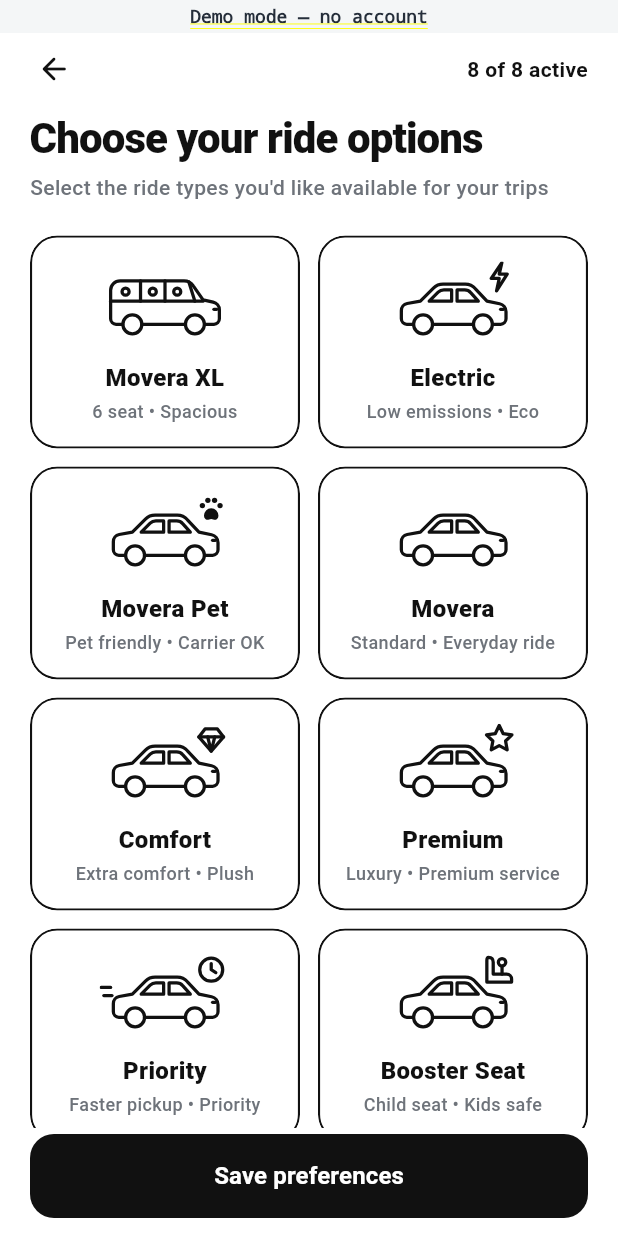
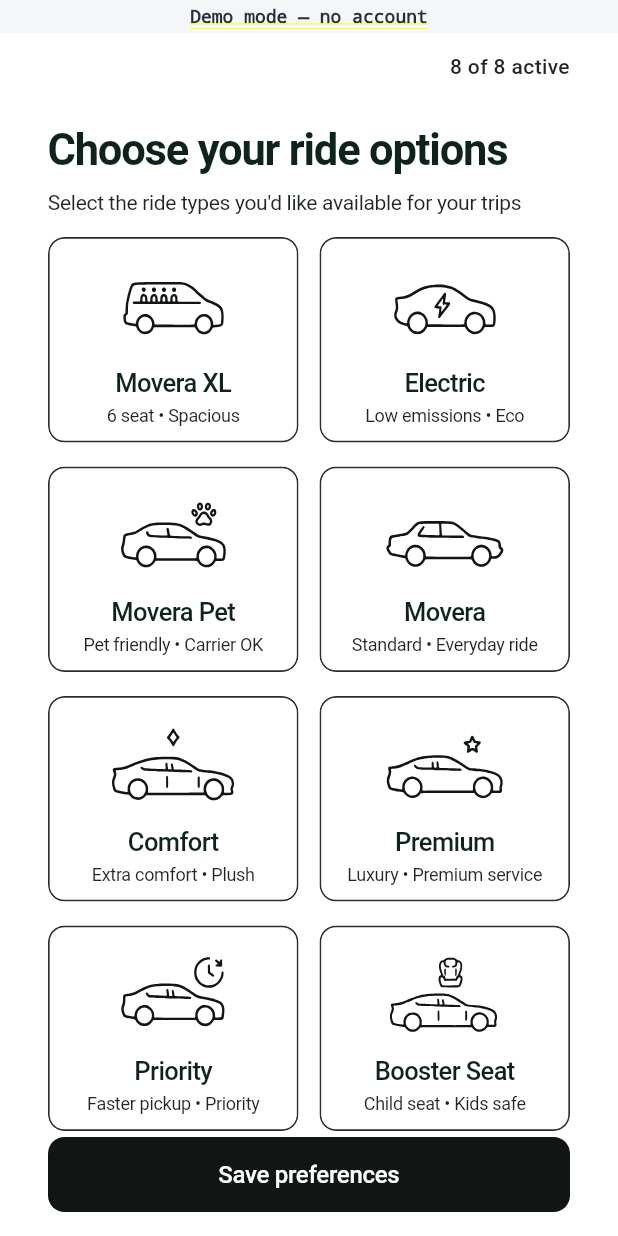
Before and after one commit to baccarisverige-ux/Movera-drider-, a Flutter app: the Preferences screen opened directly, on a phone screen of 412 x 824 dp. Run offline on Flutter 3.47's test engine with Material 3 defaults, Android fonts, the phone set to English and light mode, and no system bars; our stand-ins replace dotted_line, file_picker, flutter_rating_bar, flutter_screenutil, flutter_svg, geolocator and 7 more; missing offline and left inert: circle_progress_bar, country_pickers, mobkit_dashed_border, pointer_interceptor; accounts and stored records are empty; network calls fail.

Commit message:
Match the Ride preferences screen to the approved design
Icons are traced from the design image, and spacing, type sizes,
colours, card radius and button follow its measurements. The back
arrow is removed as in the design; system back and swipe-back still
close the screen.

Co-Authored-By: Claude Opus 5.5 <noreply@anthropic.com>
Claude-Session: https://claude.ai/code/session_01EKMMJ5CGCaxTcP2ZkW8tJH

```diff
--- a/lib/presentation/driver/preferences/preferences.dart
+++ b/lib/presentation/driver/preferences/preferences.dart
@@ -11,9 +11,13 @@ class Preferences extends StatefulWidget {
 }
 
 class _PreferencesState extends State<Preferences> {
-  static const Color _ink = Color(0xFF111111);
-  static const Color _muted = Color(0xFF6E737A);
-  static const Color _line = Color(0xFFE3E6EA);
+  // Measured from the approved ride options design.
+  static const Color _ink = Color(0xFF111614);
+  static const Color _heading = Color(0xFF0F221C);
+  static const Color _text = Color(0xFF1F2523);
+  static const Color _border = Color(0xFF2A302E);
+  static const Color _offInk = Color(0xFFB7BCBA);
+  static const Color _offBorder = Color(0xFFDDE1DF);
 
   // Stored order: the saved `selected` list is indexed by this list, so new
   // categories are only ever appended. [_displayOrder] controls the grid.
@@ -147,18 +151,18 @@ class _PreferencesState extends State<Preferences> {
   @override
   Widget build(BuildContext context) {
     final largeText = MediaQuery.textScalerOf(context).scale(14) > 20;
+    final side = MediaQuery.sizeOf(context).width >= 360 ? 32.0 : 18.0;
     return Scaffold(
       backgroundColor: Colors.white,
       body: SafeArea(
         child: largeText
             ? ListView(
-                padding: const EdgeInsets.symmetric(horizontal: 20),
+                padding: EdgeInsets.symmetric(horizontal: side),
                 children: [
-                  _buildTopBar(),
-                  _buildHeading(),
+                  _buildHeader(),
                   for (final index in _displayOrder)
                     Padding(
-                      padding: const EdgeInsets.only(bottom: 12),
+                      padding: const EdgeInsets.only(bottom: 16),
                       child: _buildCategory(index),
                     ),
                   _buildSaveArea(),
@@ -167,18 +171,18 @@ class _PreferencesState extends State<Preferences> {
             : Column(
                 children: [
                   Padding(
-                    padding: const EdgeInsets.symmetric(horizontal: 20),
-                    child: Column(children: [_buildTopBar(), _buildHeading()]),
+                    padding: EdgeInsets.symmetric(horizontal: side),
+                    child: _buildHeader(),
                   ),
                   Expanded(
                     child: GridView.builder(
-                      padding: const EdgeInsets.fromLTRB(20, 4, 20, 16),
+                      padding: EdgeInsets.fromLTRB(side, 0, side, 10),
                       gridDelegate:
                           const SliverGridDelegateWithFixedCrossAxisCount(
                             crossAxisCount: 2,
-                            mainAxisSpacing: 12,
-                            crossAxisSpacing: 12,
-                            mainAxisExtent: 142,
+                            mainAxisSpacing: 16,
+                            crossAxisSpacing: 14,
+                            mainAxisExtent: 137,
                           ),
                       itemCount: _displayOrder.length,
                       itemBuilder: (context, i) =>
@@ -186,7 +190,7 @@ class _PreferencesState extends State<Preferences> {
                     ),
                   ),
                   Padding(
-                    padding: const EdgeInsets.symmetric(horizontal: 20),
+                    padding: EdgeInsets.symmetric(horizontal: side),
                     child: _buildSaveArea(),
                   ),
                 ],
@@ -195,78 +199,63 @@ class _PreferencesState extends State<Preferences> {
     );
   }
 
-  Widget _buildTopBar() {
-    return Row(
+  Widget _buildHeader() {
+    return Column(
+      crossAxisAlignment: CrossAxisAlignment.start,
       children: [
-        IconButton(
-          tooltip: 'Back',
-          onPressed: () => Navigator.of(context).maybePop(),
-          icon: const Icon(Icons.arrow_back_rounded),
-          color: _ink,
-          padding: EdgeInsets.zero,
-          alignment: Alignment.centerLeft,
-        ),
-        const SizedBox(width: 12),
-        Expanded(
+        Padding(
+          padding: const EdgeInsets.only(top: 12),
+          child: Align(
+            alignment: Alignment.centerRight,
             child: Text(
               '$_selectedCount of ${_categories.length} active',
               textAlign: TextAlign.end,
               style: const TextStyle(
-              color: _ink,
+                color: _text,
                 fontSize: 14,
-              fontWeight: FontWeight.w600,
+                fontWeight: FontWeight.w500,
               ),
             ),
           ),
-      ],
-    );
-  }
-
-  Widget _buildHeading() {
-    return const Padding(
-      padding: EdgeInsets.fromLTRB(0, 6, 0, 18),
-      child: Column(
-        crossAxisAlignment: CrossAxisAlignment.start,
-        children: [
-          SizedBox(
-            width: double.infinity,
-            child: Text(
+        ),
+        const SizedBox(height: 30),
+        const Text(
           'Choose your ride options',
           style: TextStyle(
-                color: _ink,
-                fontSize: 28,
-                height: 1.15,
-                fontWeight: FontWeight.w800,
-                letterSpacing: -0.6,
+            color: _heading,
+            fontSize: 29,
+            height: 1.1,
+            fontWeight: FontWeight.w700,
+            letterSpacing: -0.8,
           ),
         ),
-          ),
-          SizedBox(height: 8),
-          Text(
+        const SizedBox(height: 10),
+        const Text(
           "Select the ride types you'd like available for your trips",
           style: TextStyle(
-              color: _muted,
+            color: _text,
             fontSize: 14,
-              height: 1.35,
-              fontWeight: FontWeight.w500,
+            height: 1.3,
+            fontWeight: FontWeight.w400,
+            letterSpacing: -0.2,
           ),
         ),
+        const SizedBox(height: 14),
       ],
-      ),
     );
   }
 
   Widget _buildCategory(int index) {
     final category = _categories[index];
     final selected = _selected[index];
-    final foreground = selected ? _ink : const Color(0xFFB4B9BF);
+    final radius = BorderRadius.circular(11);
 
     return Semantics(
       button: true,
       selected: selected,
       child: Material(
         color: Colors.white,
-        borderRadius: BorderRadius.circular(18),
+        borderRadius: radius,
         clipBehavior: Clip.antiAlias,
         child: InkWell(
           onTap: () => _toggle(index),
@@ -274,46 +263,59 @@ class _PreferencesState extends State<Preferences> {
             duration: const Duration(milliseconds: 180),
             curve: Curves.easeOut,
             decoration: BoxDecoration(
-              borderRadius: BorderRadius.circular(18),
+              borderRadius: radius,
               border: Border.all(
-                color: selected ? _ink : _line,
-                width: selected ? 1.4 : 1.2,
+                color: selected ? _border : _offBorder,
+                width: 1.1,
               ),
             ),
-            padding: const EdgeInsets.fromLTRB(10, 10, 10, 10),
             child: Column(
-              mainAxisAlignment: MainAxisAlignment.center,
               children: [
+                const SizedBox(height: 14),
                 SvgPicture.asset(
                   category.icon,
-                  height: 58,
-                  colorFilter: ColorFilter.mode(foreground, BlendMode.srcIn),
+                  width: 124,
+                  height: 68,
+                  colorFilter: ColorFilter.mode(
+                    selected ? _ink : _offInk,
+                    BlendMode.srcIn,
                   ),
-                const SizedBox(height: 8),
-                Text(
+                ),
+                const SizedBox(height: 4),
+                Padding(
+                  padding: const EdgeInsets.symmetric(horizontal: 6),
+                  child: Text(
                     category.title,
                     maxLines: 1,
                     overflow: TextOverflow.ellipsis,
                     textAlign: TextAlign.center,
                     style: TextStyle(
-                    color: selected ? _ink : _muted,
-                    fontSize: 16,
-                    fontWeight: FontWeight.w800,
+                      color: selected ? _heading : _offInk,
+                      fontSize: 17,
+                      height: 1.25,
+                      fontWeight: FontWeight.w500,
+                      letterSpacing: -0.4,
+                    ),
                   ),
                 ),
                 const SizedBox(height: 3),
-                Text(
+                Padding(
+                  padding: const EdgeInsets.symmetric(horizontal: 6),
+                  child: Text(
                     category.subtitle,
-                  maxLines: 2,
+                    maxLines: 1,
                     overflow: TextOverflow.ellipsis,
                     textAlign: TextAlign.center,
-                  style: const TextStyle(
-                    color: _muted,
+                    style: TextStyle(
+                      color: selected ? _text : _offInk,
                       fontSize: 12,
                       height: 1.25,
-                    fontWeight: FontWeight.w500,
+                      fontWeight: FontWeight.w400,
+                      letterSpacing: -0.2,
                     ),
                   ),
+                ),
+                const SizedBox(height: 8),
               ],
             ),
           ),
@@ -324,10 +326,10 @@ class _PreferencesState extends State<Preferences> {
 
   Widget _buildSaveArea() {
     return Padding(
-      padding: const EdgeInsets.only(top: 4, bottom: 12),
+      padding: const EdgeInsets.only(top: 4, bottom: 16),
       child: SizedBox(
         width: double.infinity,
-        height: 56,
+        height: 50,
         child: FilledButton(
           onPressed: _selectedCount == 0 ? null : _save,
           style: FilledButton.styleFrom(
@@ -335,12 +337,16 @@ class _PreferencesState extends State<Preferences> {
             foregroundColor: Colors.white,
             disabledBackgroundColor: const Color(0xFFD6DBDE),
             shape: RoundedRectangleBorder(
-              borderRadius: BorderRadius.circular(16),
+              borderRadius: BorderRadius.circular(11),
             ),
           ),
           child: const Text(
             'Save preferences',
-            style: TextStyle(fontSize: 16, fontWeight: FontWeight.w700),
+            style: TextStyle(
+              fontSize: 16,
+              fontWeight: FontWeight.w500,
+              letterSpacing: -0.2,
+            ),
           ),
         ),
       ),
```
Also changed, not shown: assets/icons/ride_booster.svg, assets/icons/ride_comfort.svg, assets/icons/ride_electric.svg, assets/icons/ride_movera.svg, assets/icons/ride_pet.svg, assets/icons/ride_premium.svg, assets/icons/ride_priority.svg, assets/icons/ride_xl.svg. Lines whose indentation alone changed are shown as unchanged.
